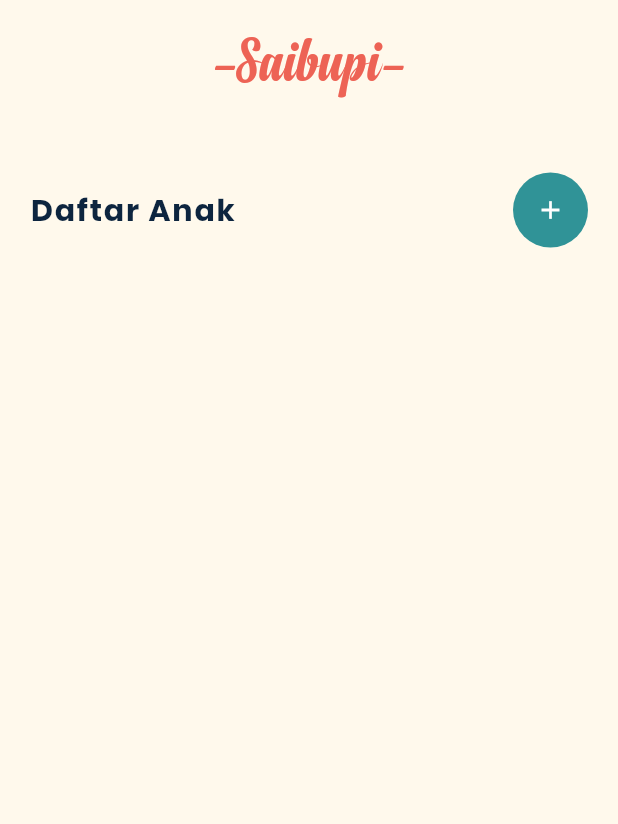
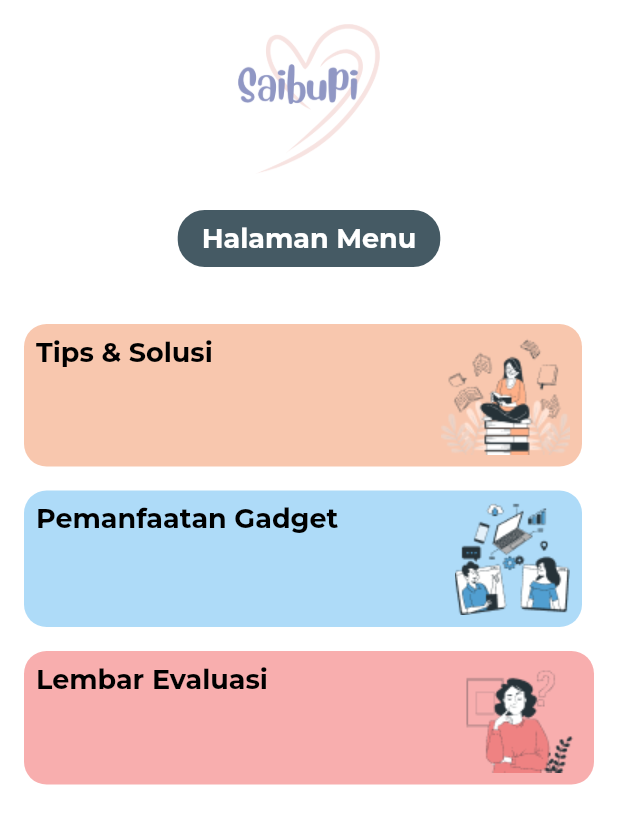
Before and after one commit to anhartasman/santriku, a Flutter app: the screen it shows after launch, on a phone screen of 412 x 824 dp. Shown: the top 824 px of the screen. Run offline on Flutter 3.47's test engine with Material 2 defaults, Android fonts, the phone set to English and light mode, and no system bars; our stand-ins replace bloc, carousel_slider, equatable, flutter_bloc, flutter_form_builder, flutter_spinkit and 11 more; missing offline and left inert: flutter_date_pickers, flutter_randomcolor, flutter_rounded_date_picker; accounts and stored records are empty.

Commit message:
feat(tips and solution): done

```diff
--- a/lib/screens/form_evaluation.dart
+++ b/lib/screens/form_evaluation.dart
@@ -198,7 +198,7 @@ class _form_evaluationState extends State<form_evaluation> {
                                     context,
                                     name: "sudahTanya${index}",
                                     itemText: (bool value) {
-                                      return value ? "Sudah" : "Belum";
+                                      return value ? "Ya" : "Tidak";
                                     },
                                     onChanged: (bool? value) {
                                       if (value != null) {
--- a/lib/screens/home_page.dart
+++ b/lib/screens/home_page.dart
@@ -11,7 +11,9 @@ import 'package:saibupi/bloc/family_member_list/family_member_list_bloc_event.da
 import 'package:saibupi/helpers/colors/HexColor.dart';
 import 'package:saibupi/routes/app_routes.dart';
 import 'package:saibupi/screens/calendar_page.dart';
+import 'package:saibupi/screens/evaluation_child_page.dart';
 import 'package:saibupi/screens/form_child.dart';
+import 'package:saibupi/screens/read_tips_solusi.dart';
 import 'package:saibupi/theme/colors/Warna.dart';
 import 'package:saibupi/theme/colors/light_colors.dart';
 import 'package:percent_indicator/percent_indicator.dart';
@@ -54,120 +56,151 @@ class _HomePageState extends State<HomePage> {
   @override
   Widget build(BuildContext context) {
     return Scaffold(
-      backgroundColor: LightColors.kLightYellow,
+      // backgroundColor: LightColors.kLightYellow,
+      backgroundColor: Colors.white,
       body: SafeArea(
         child: SingleChildScrollView(
           child: Column(
             children: <Widget>[
               Padding(
-                padding: const EdgeInsets.only(top: 16, bottom: 40.0),
+                padding: const EdgeInsets.only(top: 16, bottom: 24.0),
                 child: Center(
-                  child: Text(
-                    "-Saibupi-",
-                    style: TextStyle(
-                      fontSize: 41,
-                      fontFamily: 'Anydore',
-                      color: Color(0xFFED6355),
-                      fontWeight: FontWeight.w400,
+                  child: Image.asset(
+                    "assets/images/logo_saibupi.png",
+                    height: 100,
                   ),
                 ),
               ),
+              Padding(
+                padding: const EdgeInsets.only(bottom: 30.0),
+                child: Center(
+                  child: Container(
+                    padding: EdgeInsets.symmetric(
+                      horizontal: 16,
+                      vertical: 8,
                     ),
-              Container(
-                color: Colors.transparent,
-                padding: EdgeInsets.symmetric(horizontal: 20.0, vertical: 10.0),
-                child: MultiBlocProvider(
-                  providers: [
-                    BlocProvider<FamilyMemberListBloc>(
-                        create: (BuildContext context) =>
-                            di.sl<FamilyMemberListBloc>()
-                              ..add(FamilyMemberListBlocRetrieve())),
-                    BlocProvider<FamilyMemberDetailBloc>(
-                        create: (BuildContext context) =>
-                            di.sl<FamilyMemberDetailBloc>()),
-                  ],
-                  child: Column(
-                    crossAxisAlignment: CrossAxisAlignment.start,
-                    children: <Widget>[
-                      _HeaderListAnak(),
-                      SizedBox(height: 5.0),
-                      BlocConsumer<FamilyMemberListBloc,
-                              FamilyMemberListBlocState>(
-                          listener: (context, state) {
-                        if (state is FamilyMemberListOnError) {
-                          TampilanDialog.showDialogAlert(state.errorMessage);
-                        }
-                      }, builder: (context, state) {
-                        if (state is FamilyMemberListOnStarted) {
-                          return Center(
-                            child: SpinKitWave(
-                              color: Warna.warnaUtama,
-                              size: 50.0,
+                    decoration: BoxDecoration(
+                      borderRadius: BorderRadius.all(Radius.circular(18)),
+                      color: Color(0xFF455A64),
                     ),
-                          );
-                        }
-                        final memberList = state.memberList;
-                        if (memberList.isNotEmpty) {
-                          final jumColumn = (memberList.length / 2).ceil();
-                          Options options = Options(
-                            format: Format.hex,
-                            luminosity: Luminosity.dark,
-                            colorType: ColorType.pink,
-                            count: memberList.length,
-                          );
-                          var colors = RandomColor.getColor(options);
-                          Options options2 = Options(
-                            format: Format.hex,
-                            luminosity: Luminosity.dark,
-                            colorType: ColorType.yellow,
-                            count: memberList.length,
-                          );
-                          var colors2 = RandomColor.getColor(options2);
-                          for (final color in colors) {
-                            print("warna " + color.toString());
-                          }
-
-                          return Column(
-                            children: List.generate(jumColumn, (index) {
-                              final firstIdx = index * 2;
-                              final secondIdx = firstIdx + 1;
-                              FamilyMember? child1;
-                              FamilyMember? child2;
-                              if (memberList.length > firstIdx) {
-                                child1 = memberList[firstIdx];
-                              }
-                              if (memberList.length > secondIdx) {
-                                child2 = memberList[secondIdx];
-                              }
-                              return Row(
+                    child: Text("Halaman Menu",
+                        style: TextStyle(
+                          fontFamily: 'Montserrat',
+                          fontSize: 18,
+                          color: Colors.white,
+                          fontWeight: FontWeight.bold,
+                        )),
+                  ),
+                ),
+              ),
+              Padding(
+                padding: const EdgeInsets.symmetric(
+                  horizontal: 16.0,
+                  vertical: 8,
+                ),
+                child: Row(
                   children: [
-                                  if (child1 != null)
-                                    ChildCard(
-                                      cardColor: HexColor(colors[firstIdx]),
-                                      circleColor: HexColor(colors2[firstIdx]),
-                                      initiatedMember: child1,
+                    Expanded(
+                      child: InkWell(
+                        onTap: () => Get.to(read_tips_solusi()),
+                        child: Container(
+                            margin: EdgeInsets.only(right: 8),
+                            padding: EdgeInsets.all(8.0),
+                            decoration: BoxDecoration(
+                              color: Color(0xFFF8C7AE),
+                              borderRadius: BorderRadius.circular(15.0),
                             ),
-                                  if (child2 != null) SizedBox(width: 20),
-                                  if (child2 != null)
-                                    ChildCard(
-                                      cardColor: HexColor(colors[secondIdx]),
-                                      circleColor: HexColor(colors2[secondIdx]),
-                                      initiatedMember: child2,
-                                    ),
-                                  if (child2 == null)
-                                    Expanded(
-                                      child: Container(),
+                            child: Stack(
+                              children: [
+                                Align(
+                                    alignment: Alignment.centerRight,
+                                    child: Image.asset(
+                                        "assets/images/book_lover.png")),
+                                Padding(
+                                  padding: const EdgeInsets.only(right: 16.0),
+                                  child: Text("Tips & Solusi",
+                                      style: TextStyle(
+                                        fontFamily: 'Montserrat',
+                                        fontSize: 18,
+                                        color: Colors.black,
+                                        fontWeight: FontWeight.bold,
+                                      )),
                                 ),
                               ],
-                              );
-                            }),
-                          );
-                        }
-
-                        return Container();
-                      }),
+                            )),
+                      ),
+                    ),
                   ],
                 ),
+              ),
+              Padding(
+                padding: const EdgeInsets.symmetric(
+                  horizontal: 16.0,
+                  vertical: 8,
+                ),
+                child: Row(
+                  children: [
+                    Expanded(
+                      child: Container(
+                          margin: EdgeInsets.only(right: 8),
+                          padding: EdgeInsets.all(8.0),
+                          decoration: BoxDecoration(
+                            color: Color(0xFFAEDBF8),
+                            borderRadius: BorderRadius.circular(15.0),
+                          ),
+                          child: Stack(
+                            children: [
+                              Align(
+                                  alignment: Alignment.centerRight,
+                                  child: Image.asset(
+                                      "assets/images/online_tech.png")),
+                              Padding(
+                                padding: const EdgeInsets.only(right: 16.0),
+                                child: Text("Pemanfaatan Gadget",
+                                    style: TextStyle(
+                                      fontFamily: 'Montserrat',
+                                      fontSize: 18,
+                                      color: Colors.black,
+                                      fontWeight: FontWeight.bold,
+                                    )),
+                              ),
+                            ],
+                          )),
+                    ),
+                  ],
+                ),
+              ),
+              Padding(
+                padding: const EdgeInsets.symmetric(
+                  horizontal: 16.0,
+                  vertical: 8,
+                ),
+                child: InkWell(
+                  onTap: () => Get.to(evaluation_child_page()),
+                  child: Container(
+                      padding: EdgeInsets.all(8.0),
+                      decoration: BoxDecoration(
+                        color: Color(0xFFF8AEAE),
+                        borderRadius: BorderRadius.circular(15.0),
+                      ),
+                      child: Stack(
+                        children: [
+                          Align(
+                              alignment: Alignment.centerRight,
+                              child: Image.asset(
+                                  "assets/images/thinking_face.png")),
+                          Padding(
+                            padding: const EdgeInsets.only(right: 16.0),
+                            child: Text("Lembar Evaluasi",
+                                style: TextStyle(
+                                  fontFamily: 'Montserrat',
+                                  fontSize: 18,
+                                  color: Colors.black,
+                                  fontWeight: FontWeight.bold,
+                                )),
+                          ),
+                        ],
+                      )),
                 ),
               ),
             ],
@@ -177,49 +210,3 @@ class _HomePageState extends State<HomePage> {
     );
   }
 }
-
-class _HeaderListAnak extends StatelessWidget {
-  const _HeaderListAnak({super.key});
-
-  Text subheading(String title) {
-    return Text(
-      title,
-      style: TextStyle(
-          color: LightColors.kDarkBlue,
-          fontSize: 20.0,
-          fontWeight: FontWeight.w700,
-          letterSpacing: 1.2),
-    );
-  }
-
-  static CircleAvatar plusIcon() {
-    return CircleAvatar(
-      radius: 25.0,
-      backgroundColor: LightColors.kGreen,
-      child: Icon(
-        Icons.add,
-        size: 20.0,
-        color: Colors.white,
-      ),
-    );
-  }
-
-  @override
-  Widget build(BuildContext context) {
-    return Row(
-      mainAxisAlignment: MainAxisAlignment.spaceBetween,
-      children: [
-        subheading('Daftar Anak'),
-        GestureDetector(
-          onTap: () => Get.toNamed(Routes.formChildRoute)?.then((value) {
-            if (value == true) {
-              BlocProvider.of<FamilyMemberListBloc>(context)
-                  .add(FamilyMemberListBlocRetrieve());
-            }
-          }),
-          child: plusIcon(),
-        ),
-      ],
-    );
-  }
-}
--- a/pubspec.yaml
+++ b/pubspec.yaml
@@ -59,6 +59,8 @@ dependencies:
   flutter_date_pickers: ^0.4.1
   swipebuttonflutter: ^1.0.0
   syncfusion_flutter_charts: ^21.1.38
+  carousel_slider: ^4.2.1
+  photo_view: ^0.14.0
 
 dev_dependencies:
   flutter_test:
```
Also changed, not shown: lib/screens/evaluation_child_page.dart (added, +217 -0 lines), lib/screens/read_tips_solusi.dart (added, +60 -0 lines), lib/screens/view_zoom_image.dart (added, +24 -0 lines), lib/widgets/SplashContent.dart (+10 -12 lines), assets/images/book_lover.png (added), assets/images/logo_saibupi.png (added), assets/images/morning_essential.png (added), assets/images/online_tech.png (added), assets/images/solusi1.png (added), assets/images/solusi2.png (added), assets/images/solusi3.png (added), assets/images/solusi4.png (added), assets/images/solusi5.png (added), assets/images/solusi6.png (added), 3 more files. Lines whose indentation alone changed are shown as unchanged.
